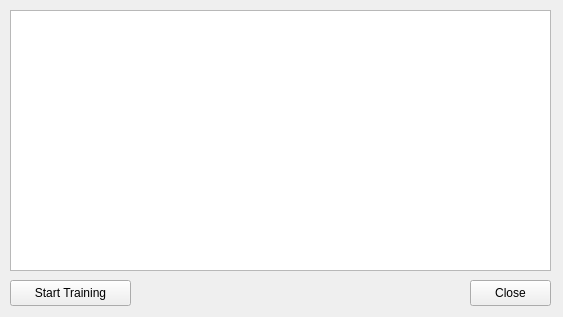
ntenebruso/SignApp-Trainer, file ui/trainwindow.ui: the form before one commit.
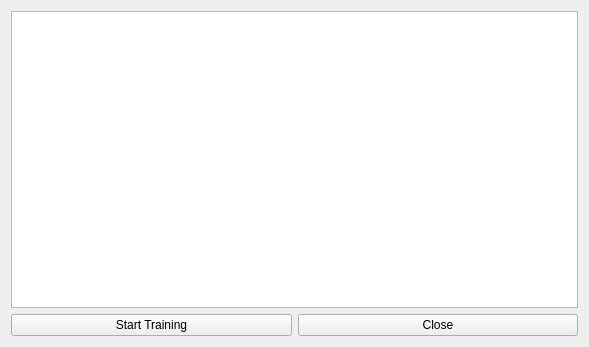
The form after the commit.

Commit message: train functionality refactored

What changed in the file:
```diff
--- a/ui/trainwindow.ui
+++ b/ui/trainwindow.ui
@@ -6,57 +6,44 @@
    <rect>
     <x>0</x>
     <y>0</y>
-    <width>563</width>
-    <height>317</height>
+    <width>589</width>
+    <height>347</height>
    </rect>
   </property>
   <property name="windowTitle">
    <string>Model Trainer</string>
   </property>
-  <widget class="QPushButton" name="closeBtn">
-   <property name="geometry">
-    <rect>
-     <x>470</x>
-     <y>280</y>
-     <width>81</width>
-     <height>26</height>
-    </rect>
-   </property>
-   <property name="text">
-    <string>Close</string>
-   </property>
-  </widget>
-  <widget class="QPlainTextEdit" name="plainTextEdit">
-   <property name="geometry">
-    <rect>
-     <x>10</x>
-     <y>10</y>
-     <width>541</width>
-     <height>261</height>
-    </rect>
-   </property>
+  <layout class="QGridLayout" name="gridLayout">
+   <item row="0" column="1" colspan="2">
+    <widget class="QPlainTextEdit" name="trainOutput">
    <property name="font">
     <font>
      <family>Andale Mono</family>
     </font>
    </property>
+     <property name="readOnly">
+      <bool>true</bool>
+     </property>
    <property name="plainText">
     <string/>
    </property>
   </widget>
+   </item>
+   <item row="2" column="2">
+    <widget class="QPushButton" name="closeBtn">
+     <property name="text">
+      <string>Close</string>
+     </property>
+    </widget>
+   </item>
+   <item row="2" column="1">
   <widget class="QPushButton" name="trainBtn">
-   <property name="geometry">
-    <rect>
-     <x>10</x>
-     <y>280</y>
-     <width>121</width>
-     <height>26</height>
-    </rect>
-   </property>
    <property name="text">
     <string>Start Training</string>
    </property>
   </widget>
+   </item>
+  </layout>
  </widget>
  <resources/>
  <connections/>
```
Lines whose indentation alone changed are shown as unchanged. The commit also changes 8 other files.
